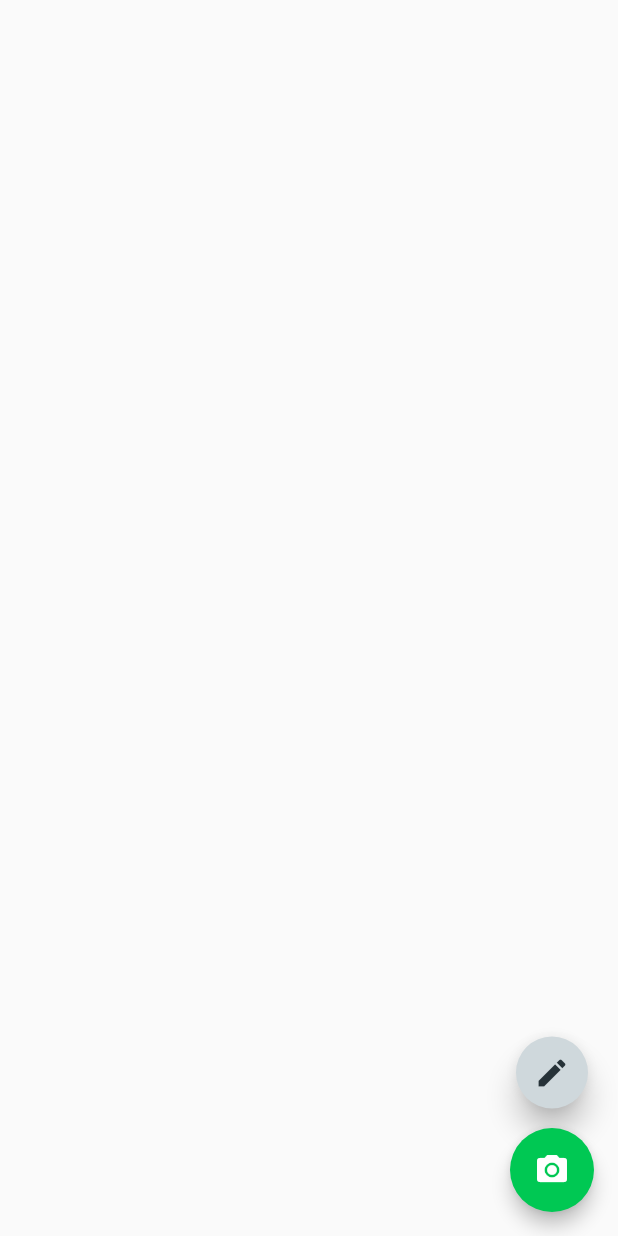
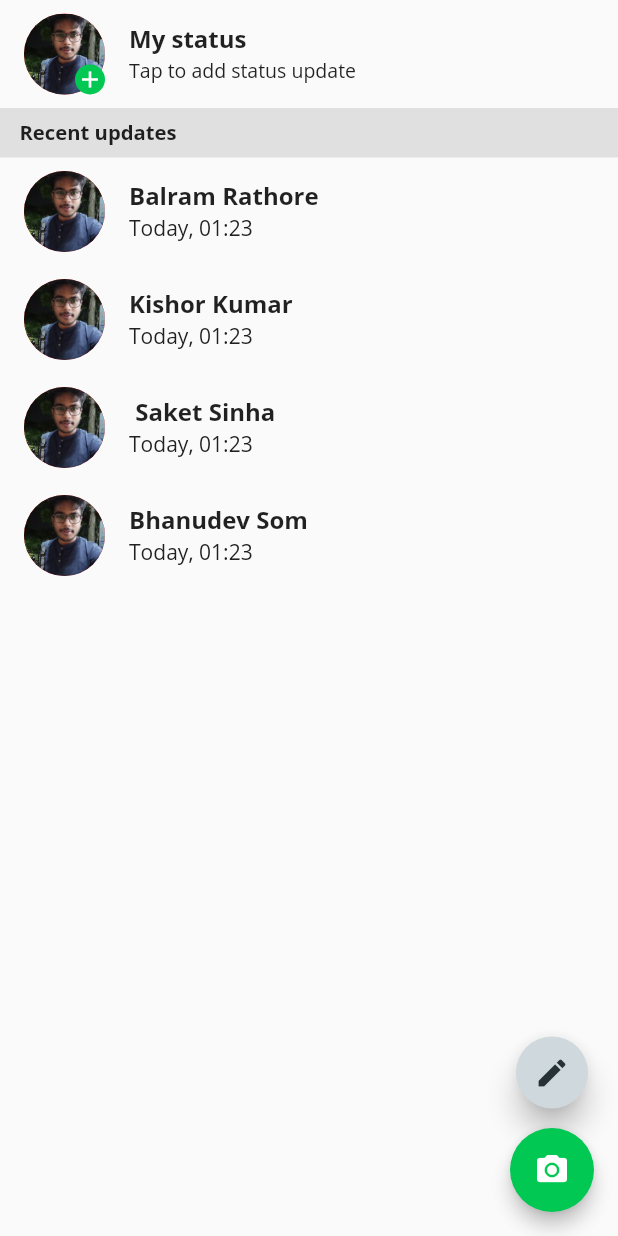
Before and after one commit to DevStack06/Whatsapp-Clone-Flutter, a Flutter app: the StatusPage screen opened directly, on a phone screen of 412 x 824 dp. Run offline on Flutter 3.47's test engine with Material 2 defaults, Android fonts, the light colour scheme and no system bars; our stand-ins replace camera, flutter_svg, socket_io_client, video_player; missing offline and left inert: emoji_picker.

Commit message:
status page work in progress

```diff
--- /dev/null
+++ b/lib/CustomUI/status/OtherStatusCard.dart
@@ -0,0 +1,34 @@
+import 'package:flutter/material.dart';
+
+class OthersStatus extends StatelessWidget {
+  const OthersStatus({Key key, this.name}) : super(key: key);
+  final String name;
+
+  @override
+  Widget build(BuildContext context) {
+    return ListTile(
+      leading: Stack(
+        children: [
+          CircleAvatar(
+            radius: 27,
+            backgroundColor: Colors.red,
+            backgroundImage: AssetImage(
+              "assets/balram.jpg",
+            ),
+          ),
+        ],
+      ),
+      title: Text(
+        name,
+        style: TextStyle(
+          fontWeight: FontWeight.bold,
+          fontSize: 16,
+        ),
+      ),
+      subtitle: Text(
+        "Today, 01:23",
+        style: TextStyle(fontSize: 14, color: Colors.grey[900]),
+      ),
+    );
+  }
+}
--- /dev/null
+++ b/lib/CustomUI/status/OwnStatusCard.dart
@@ -0,0 +1,45 @@
+import 'package:flutter/material.dart';
+
+class OwnStatus extends StatelessWidget {
+  const OwnStatus({Key key}) : super(key: key);
+
+  @override
+  Widget build(BuildContext context) {
+    return ListTile(
+      leading: Stack(
+        children: [
+          CircleAvatar(
+            radius: 27,
+            backgroundColor: Colors.red,
+            backgroundImage: AssetImage(
+              "assets/balram.jpg",
+            ),
+          ),
+          Positioned(
+            bottom: 0,
+            right: 0,
+            child: CircleAvatar(
+              radius: 10,
+              backgroundColor: Colors.greenAccent[700],
+              child: Icon(
+                Icons.add,
+                size: 18,
+                color: Colors.white,
+              ),
+            ),
+          ),
+        ],
+      ),
+      title: Text(
+        "My status",
+        style: TextStyle(
+          fontWeight: FontWeight.bold,
+        ),
+      ),
+      subtitle: Text(
+        "Tap to add status update",
+        style: TextStyle(fontSize: 13, color: Colors.grey[900]),
+      ),
+    );
+  }
+}
--- a/lib/Pages/StatusPage.dart
+++ b/lib/Pages/StatusPage.dart
@@ -1,3 +1,5 @@
+import 'package:chatapp/CustomUI/status/OtherStatusCard.dart';
+import 'package:chatapp/CustomUI/status/OwnStatusCard.dart';
 import 'package:flutter/material.dart';
 
 class StatusPage extends StatefulWidget {
@@ -39,6 +41,38 @@ class _StatusPageState extends State<StatusPage> {
           ),
         ],
       ),
+      body: SingleChildScrollView(
+        child: Column(
+          children: [
+            OwnStatus(),
+            Container(
+              height: 33,
+              width: MediaQuery.of(context).size.width,
+              decoration: BoxDecoration(
+                color: Colors.grey[300],
+              ),
+              child: Padding(
+                padding:
+                    const EdgeInsets.symmetric(horizontal: 13, vertical: 7),
+                child: Text(
+                  "Recent updates",
+                  style: TextStyle(fontWeight: FontWeight.bold, fontSize: 13.5),
+                ),
+              ),
+            ),
+            OthersStatus(
+              name: "Balram Rathore",
+            ),
+            OthersStatus(name: "Kishor Kumar"),
+            OthersStatus(
+              name: " Saket Sinha",
+            ),
+            OthersStatus(
+              name: "Bhanudev Som",
+            ),
+          ],
+        ),
+      ),
     );
   }
 }
```
Also changed, not shown: assets/balram.jpg (added).
